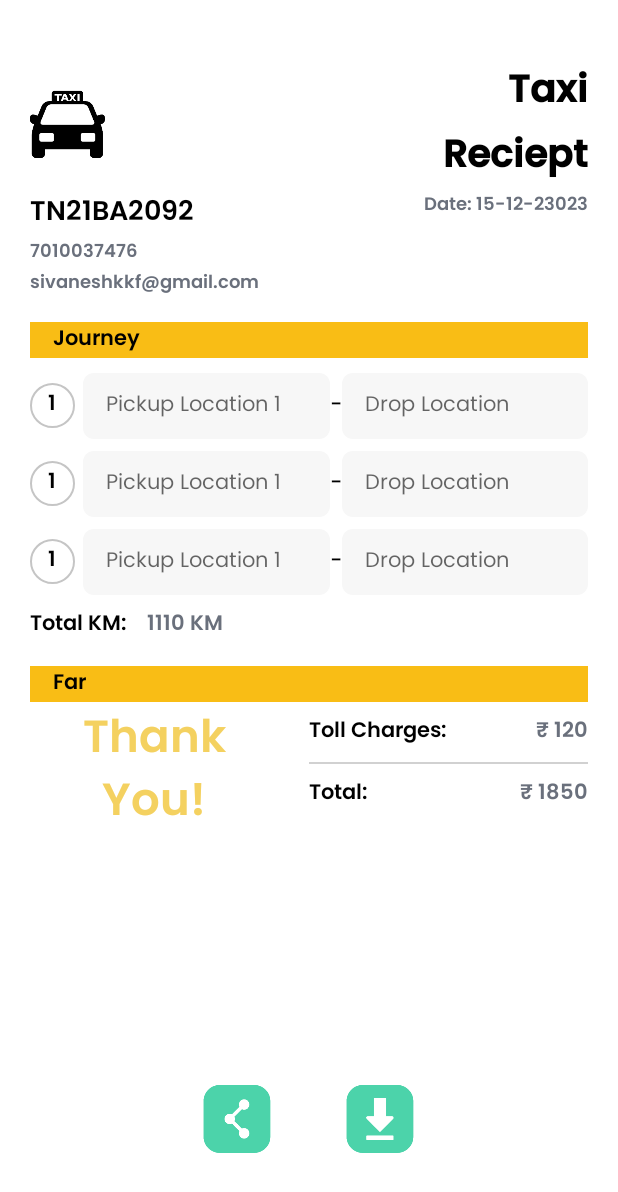
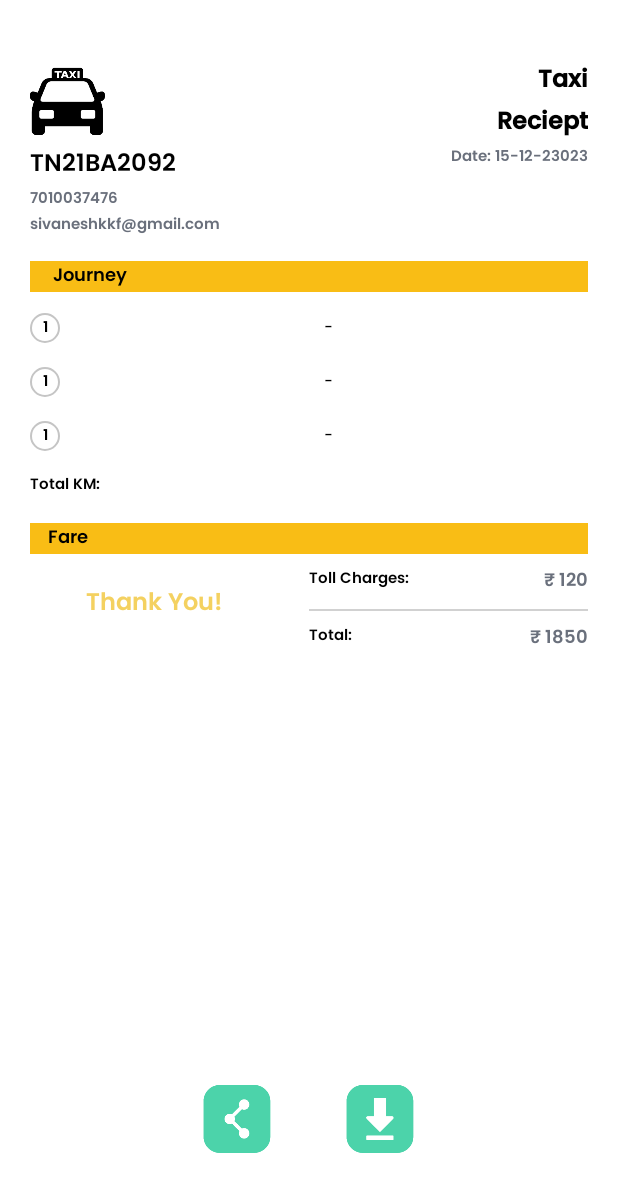
Before and after one commit to sivaneshkkf/Taxi-Bill, an Android app: the layout activity_bill_generate.xml on its own in the app's theme, with its tools: preview values and no code run, on a phone screen of 412 x 824 dp. Shown: the top 1192 px of the screen. Run offline under Robolectric (Android 15) with nearby library versions, the phone set to English and light mode, and no system bars.

Commit message:
Siva Commit offic(28-12-2023 18:11)

```diff
--- a/app/src/main/AndroidManifest.xml
+++ b/app/src/main/AndroidManifest.xml
@@ -46,6 +46,7 @@
                 android:name="android.support.FILE_PROVIDER_PATHS"
                 android:resource="@xml/file_paths" />
         </provider>
+
     </application>
 
 </manifest>
--- a/app/src/main/java/com/example/taxibill/Activity/Bill_Generate_Activity.java
+++ b/app/src/main/java/com/example/taxibill/Activity/Bill_Generate_Activity.java
@@ -11,6 +11,7 @@ import androidx.appcompat.app.AppCompatActivity;
 import androidx.core.content.FileProvider;
 
 import android.app.Activity;
+import android.app.DownloadManager;
 import android.content.ActivityNotFoundException;
 import android.content.Context;
 import android.content.Intent;
@@ -52,9 +53,12 @@ import org.w3c.dom.DocumentType;
 
 import java.io.ByteArrayOutputStream;
 import java.io.File;
+import java.io.FileInputStream;
 import java.io.FileNotFoundException;
 import java.io.FileOutputStream;
 import java.io.IOException;
+import java.io.InputStream;
+import java.io.OutputStream;
 import java.lang.reflect.Type;
 import java.text.ParseException;
 import java.util.ArrayList;
@@ -66,6 +70,7 @@ public class Bill_Generate_Activity extends AppCompatActivity {
     Activity activity;
     DBhelper dBhelper;
     SQLiteDatabase db;
+    File pdfFile;
     String YEAR="",MONTH="";
     DB_Model db_model;
     Vehicle_Model vehicleModel;
@@ -113,6 +118,15 @@ public class Bill_Generate_Activity extends AppCompatActivity {
                 bitmap=LoadBitmap(linear,linear.getWidth(),linear.getHeight());
 
                 convertLayoutToPDFAndShare();
+                sharePDFFile(pdfFile);
+            }
+        });
+
+        binding.downloadBtn.setOnClickListener(new View.OnClickListener() {
+            @Override
+            public void onClick(View v) {
+                convertLayoutToPDFAndShare();
+                downloadPDF(pdfFile);
             }
         });
 
@@ -151,7 +165,7 @@ public class Bill_Generate_Activity extends AppCompatActivity {
         pdfDocument.finishPage(page);
 
         // Save the PDF to a file
-        File pdfFile = new File(activity.getExternalFilesDir(null), "receipt.pdf");
+        pdfFile = new File(activity.getExternalFilesDir(null), "receipt.pdf");
         try {
             pdfDocument.writeTo(new FileOutputStream(pdfFile));
             pdfDocument.close();
@@ -159,11 +173,29 @@ public class Bill_Generate_Activity extends AppCompatActivity {
             e.printStackTrace();
         }
 
-        sharePDFFile(pdfFile);
+    }
 
+    private void downloadPDF(File pdfFile) {
+        try {
+            InputStream inputStream = new FileInputStream(pdfFile);
+            OutputStream outputStream = new FileOutputStream(Environment.getExternalStoragePublicDirectory(Environment.DIRECTORY_DOWNLOADS) + "/receipt.pdf");
 
-        // Share the PDF via WhatsApp
-        //sharePDFViaWhatsApp(pdfFile);
+            byte[] buffer = new byte[1024];
+            int length;
+            while ((length = inputStream.read(buffer)) > 0) {
+                outputStream.write(buffer, 0, length);
+            }
+
+            outputStream.flush();
+            outputStream.close();
+            inputStream.close();
+
+            // Notify the user that the download is complete, e.g., using a Toast
+            Toast.makeText(activity, "PDF Downloaded", Toast.LENGTH_SHORT).show();
+
+        } catch (IOException e) {
+            e.printStackTrace();
+        }
     }
 
 //    open pdf
--- a/app/src/main/res/layout/activity_bill_generate.xml
+++ b/app/src/main/res/layout/activity_bill_generate.xml
@@ -61,7 +61,7 @@
                         android:text="Taxi"
                         android:textColor="@color/black"
                         android:textFontWeight="1000"
-                        android:textSize="25sp" />
+                        android:textSize="16sp" />
 
                     <TextView
                         style="@style/poppins_semiBold_600"
@@ -73,7 +73,7 @@
                         android:text="Reciept"
                         android:textColor="@color/black"
                         android:textFontWeight="1000"
-                        android:textSize="25sp" />
+                        android:textSize="16sp" />
                 </LinearLayout>
             </LinearLayout>
 
@@ -96,7 +96,7 @@
                         android:fontFamily="@font/poppins_bold"
                         android:text="TN21BA2092"
                         android:textColor="@color/black"
-                        android:textSize="18sp" />
+                        android:textSize="16sp" />
 
                     <TextView
                         android:id="@+id/mobNumber"
@@ -106,7 +106,7 @@
                         android:fontFamily="@font/poppins_bold"
                         android:text="7010037476"
                         android:textColor="@color/gray"
-                        android:textSize="12sp" />
+                        android:textSize="10sp" />
 
                     <TextView
                         android:id="@+id/email"
@@ -116,7 +116,7 @@
                         android:fontFamily="@font/poppins_bold"
                         android:text="sivaneshkkf@gmail.com"
                         android:textColor="@color/gray"
-                        android:textSize="12sp" />
+                        android:textSize="10sp" />
 
                 </LinearLayout>
 
@@ -128,7 +128,7 @@
                     android:fontFamily="@font/poppins_bold"
                     android:text="Date: 15-12-23023"
                     android:textColor="@color/gray"
-                    android:textSize="12sp" />
+                    android:textSize="10sp" />
             </LinearLayout>
 
             <LinearLayout
@@ -147,7 +147,7 @@
                     android:paddingLeft="15dp"
                     android:text="Journey"
                     android:textColor="@color/black"
-                    android:textSize="14sp" />
+                    android:textSize="12sp" />
 
                 <androidx.recyclerview.widget.RecyclerView
                     android:id="@+id/recyclerPicDrop"
@@ -173,7 +173,7 @@
                         android:fontFamily="@font/poppins_bold"
                         android:text="Total KM: "
                         android:textColor="@color/black"
-                        android:textSize="14sp" />
+                        android:textSize="10sp" />
 
                     <TextView
                         android:id="@+id/km"
@@ -181,9 +181,8 @@
                         android:layout_width="wrap_content"
                         android:layout_height="wrap_content"
                         android:fontFamily="@font/poppins_bold"
-                        android:text="1110 KM"
                         android:textColor="@color/gray"
-                        android:textSize="14sp" />
+                        android:textSize="12sp" />
                 </LinearLayout>
 
                 <TextView
@@ -194,10 +193,10 @@
                     android:layout_marginTop="15dp"
                     android:background="@color/yellow"
                     android:fontFamily="@font/poppins_bold"
-                    android:paddingLeft="15dp"
-                    android:text="Far"
+                    android:paddingLeft="12sp"
+                    android:text="Fare"
                     android:textColor="@color/black"
-                    android:textSize="14sp" />
+                    android:textSize="12sp" />
 
                 <LinearLayout
                     android:layout_width="match_parent"
@@ -216,7 +215,7 @@
                         android:gravity="center"
                         android:layout_gravity="center"
                         android:textColor="@color/background_yellow"
-                        android:textSize="30sp" />
+                        android:textSize="16sp" />
 
                     <LinearLayout
                         android:layout_width="match_parent"
@@ -240,7 +239,7 @@
                                 android:fontFamily="@font/poppins_bold"
                                 android:text="Toll Charges: "
                                 android:textColor="@color/black"
-                                android:textSize="14sp" />
+                                android:textSize="10sp" />
 
                             <TextView
                                 android:id="@+id/tollCharges"
@@ -250,7 +249,7 @@
                                 android:fontFamily="@font/poppins_bold"
                                 android:text="₹ 120"
                                 android:textColor="@color/gray"
-                                android:textSize="14sp" />
+                                android:textSize="12sp" />
                         </LinearLayout>
 
                         <ImageView
@@ -274,7 +273,7 @@
                                 android:fontFamily="@font/poppins_bold"
                                 android:text="Total: "
                                 android:textColor="@color/black"
-                                android:textSize="14sp" />
+                                android:textSize="10sp" />
 
                             <TextView
                                 android:id="@+id/totalFar"
@@ -284,7 +283,7 @@
                                 android:fontFamily="@font/poppins_bold"
                                 android:text="₹ 1850"
                                 android:textColor="@color/gray"
-                                android:textSize="14sp" />
+                                android:textSize="12sp" />
                         </LinearLayout>
                     </LinearLayout>
                 </LinearLayout>
--- a/app/src/main/res/layout/recycler_picdrop.xml
+++ b/app/src/main/res/layout/recycler_picdrop.xml
@@ -11,8 +11,8 @@
         android:layout_height="wrap_content"
         android:orientation="horizontal">
         <LinearLayout
-            android:layout_width="30dp"
-            android:layout_height="30dp"
+            android:layout_width="20dp"
+            android:layout_height="20dp"
             android:background="@drawable/shape_circle_border_gray"
             android:gravity="center"
             android:layout_marginRight="5dp"
@@ -25,17 +25,20 @@
                 style="@style/poppins_semiBold_600"
                 android:text="1"
                 android:gravity="center"
+                android:textSize="10sp"
                 android:textColor="@color/black"/>
         </LinearLayout>
 
-        <EditText
+        <TextView
             android:id="@+id/picLoc"
-            style="@style/Edit_textbox"
             android:layout_width="match_parent"
             android:layout_height="wrap_content"
             android:layout_weight="1"
+            android:textSize="10sp"
+            android:paddingHorizontal="5dp"
+            android:paddingVertical="5dp"
             android:layout_gravity="center"
-            android:hint="Pickup Location 1"
+            android:fontFamily="@font/poppins_medium"
             android:inputType="text" />
 
         <TextView
@@ -46,16 +49,18 @@
             android:fontFamily="@font/poppins_medium"
             android:text="-"
             android:textColor="@color/black"
-            android:textSize="14sp" />
+            android:textSize="10sp" />
 
-
-        <EditText
+        <TextView
             android:id="@+id/dropLoc"
-            style="@style/Edit_textbox"
             android:layout_width="match_parent"
             android:layout_height="wrap_content"
             android:layout_weight="1"
-            android:hint="Drop Location"
+            android:textSize="10sp"
+            android:paddingHorizontal="5dp"
+            android:paddingVertical="5dp"
+            android:layout_gravity="center"
+            android:fontFamily="@font/poppins_medium"
             android:inputType="text" />
 
     </LinearLayout>
--- a/app/src/main/res/values/style.xml
+++ b/app/src/main/res/values/style.xml
@@ -143,7 +143,6 @@
     <style name="Edit_textbox">
         <item name="android:backgroundTint">@color/light_black</item>
         <item name="android:background">@drawable/background_small_curve</item>
-        <item name="android:fontFamily">@font/inter_semibold</item>
         <item name="fontFamily">@font/poppins_regular</item>
         <item name="android:textSize">14sp</item>
         <item name="android:textStyle">normal</item>
```
Also changed, not shown: app/src/main/res/xml/file_paths.xml (line endings or trailing spaces).
